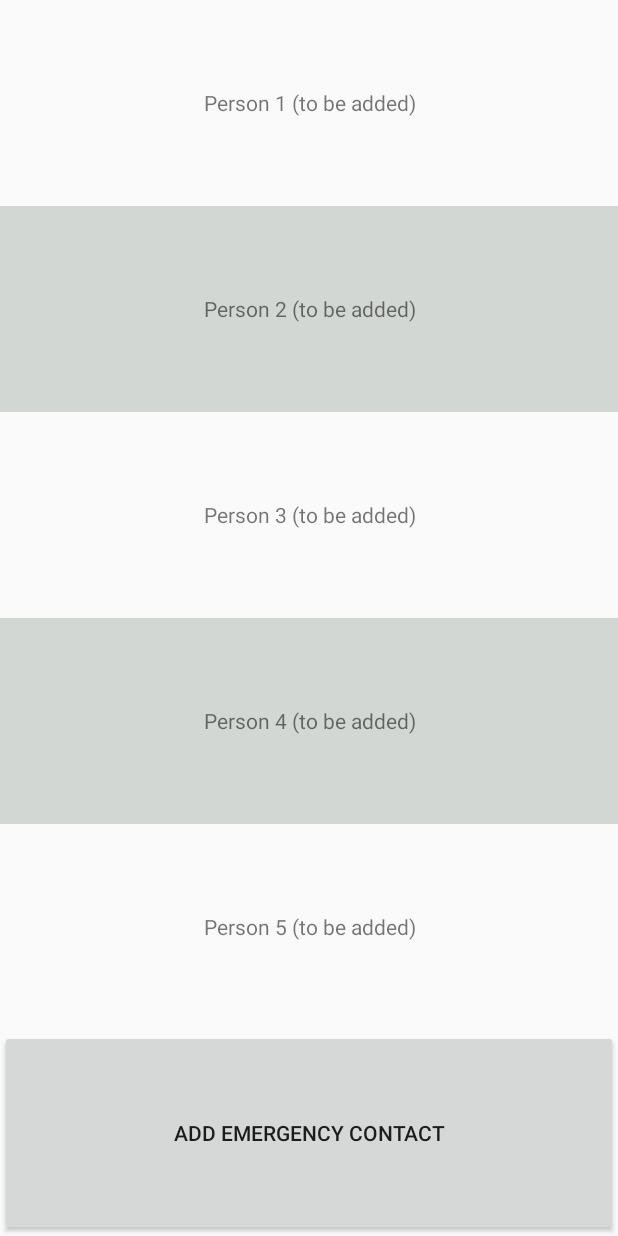
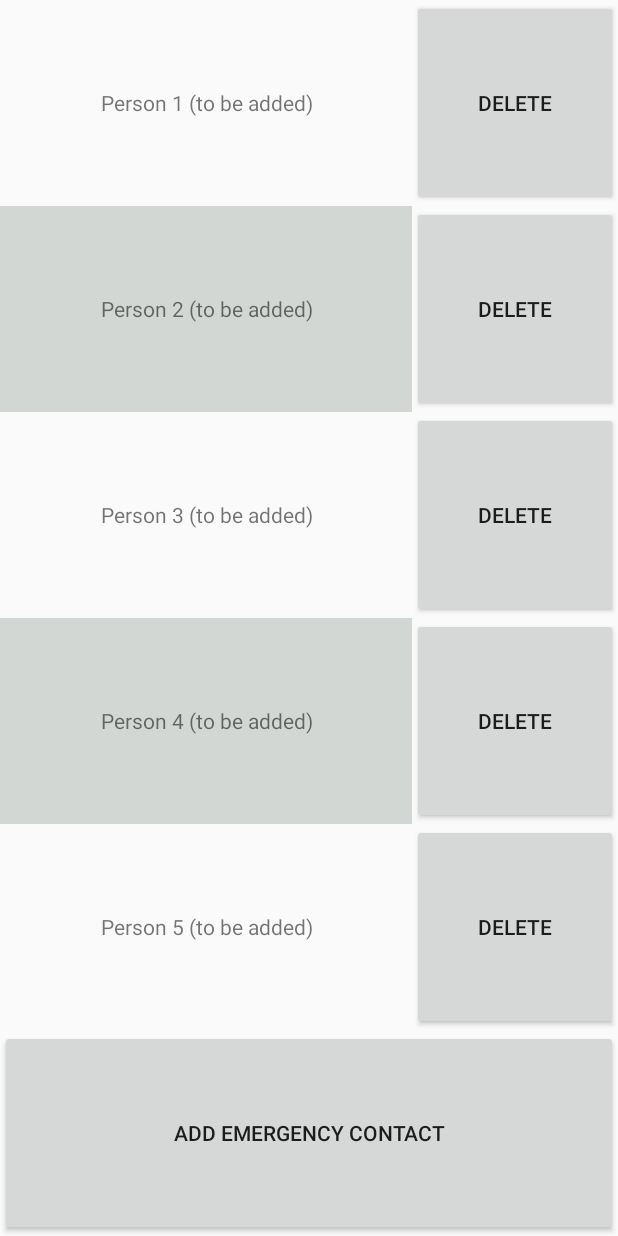
Before and after one commit to Dewei-Yu/MySOS, an Android app: the layout fragment_contact.xml on its own in the app's theme, with its tools: preview values and no code run, on a phone screen of 412 x 824 dp. Run offline under Robolectric (Android 15) with nearby library versions, the phone set to English and light mode, and no system bars.

Commit message:
contact layout

```diff
--- a/app/src/main/res/layout/fragment_contact.xml
+++ b/app/src/main/res/layout/fragment_contact.xml
@@ -5,6 +5,13 @@
     android:layout_height="match_parent">
 
     <!-- TODO: Update blank fragment layout -->
+
+    <LinearLayout
+        android:layout_width="match_parent"
+        android:layout_height="0dp"
+        android:orientation="horizontal"
+        android:layout_weight="1">
+
         <TextView
             android:id="@+id/person1"
             android:layout_width="match_parent"
@@ -13,6 +20,22 @@
             android:gravity="center"
             android:text="Person 1 (to be added)"
             android:textSize="14sp" />
+
+        <Button
+            android:id="@+id/delete1"
+            android:layout_width="match_parent"
+            android:layout_height="match_parent"
+            android:layout_weight="2"
+            android:gravity="center"
+            android:text="Delete" />
+
+    </LinearLayout>
+
+    <LinearLayout
+        android:layout_width="match_parent"
+        android:layout_height="0dp"
+        android:orientation="horizontal"
+        android:layout_weight="1">
 
         <TextView
             android:id="@+id/person2"
@@ -23,6 +46,23 @@
             android:gravity="center"
             android:text="Person 2 (to be added)" />
 
+        <Button
+            android:id="@+id/delete2"
+            android:layout_width="match_parent"
+            android:layout_height="match_parent"
+            android:layout_weight="2"
+            android:gravity="center"
+            android:text="Delete" />
+
+    </LinearLayout>
+
+
+    <LinearLayout
+        android:layout_width="match_parent"
+        android:layout_height="0dp"
+        android:orientation="horizontal"
+        android:layout_weight="1">
+
         <TextView
             android:id="@+id/person3"
             android:layout_width="match_parent"
@@ -30,6 +70,22 @@
             android:layout_weight="1"
             android:gravity="center"
             android:text="Person 3 (to be added)" />
+
+        <Button
+            android:id="@+id/delete3"
+            android:layout_width="match_parent"
+            android:layout_height="match_parent"
+            android:layout_weight="2"
+            android:gravity="center"
+            android:text="Delete" />
+
+    </LinearLayout>
+
+    <LinearLayout
+        android:layout_width="match_parent"
+        android:layout_height="0dp"
+        android:orientation="horizontal"
+        android:layout_weight="1">
 
         <TextView
             android:id="@+id/person4"
@@ -40,6 +96,22 @@
             android:gravity="center"
             android:text="Person 4 (to be added)" />
 
+        <Button
+            android:id="@+id/delete4"
+            android:layout_width="match_parent"
+            android:layout_height="match_parent"
+            android:layout_weight="2"
+            android:gravity="center"
+            android:text="Delete" />
+
+    </LinearLayout>
+
+    <LinearLayout
+        android:layout_width="match_parent"
+        android:layout_height="0dp"
+        android:orientation="horizontal"
+        android:layout_weight="1">
+
         <TextView
             android:id="@+id/person5"
             android:layout_width="match_parent"
@@ -49,12 +121,31 @@
             android:text="Person 5 (to be added)" />
 
         <Button
+            android:id="@+id/delete5"
+            android:layout_width="match_parent"
+            android:layout_height="match_parent"
+            android:layout_weight="2"
+            android:gravity="center"
+            android:text="Delete" />
+
+    </LinearLayout>
+
+    <LinearLayout
+        android:layout_width="match_parent"
+        android:layout_height="0dp"
+        android:orientation="horizontal"
+        android:layout_weight="1">
+
+        <Button
             android:id="@+id/addEmergency"
             android:layout_width="match_parent"
             android:layout_height="match_parent"
             android:layout_weight="1"
             android:gravity="center"
             android:text="Add Emergency Contact" />
+
+    </LinearLayout>
+
 
     <!--<LinearLayout-->
         <!--android:layout_width="fill_parent"-->
```
Lines whose indentation alone changed are shown as unchanged.
